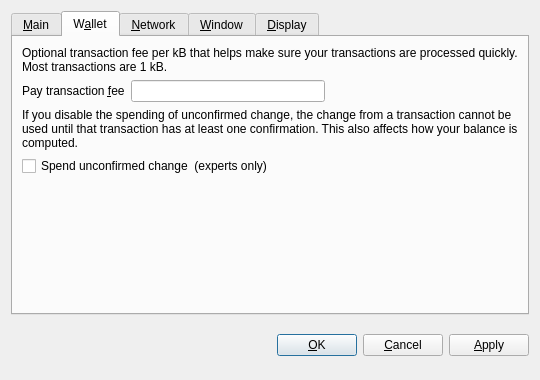
First picture: the form in src/qt/forms/optionsdialog.ui, repository zarGonnn/reddcoin, before the edit.
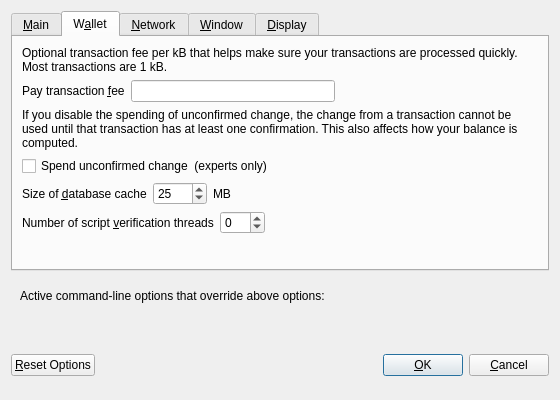
Second picture: the form after the edit. The open tabs and pages were chosen to show the change. Custom widgets are drawn as their Qt base class.

Commit message: [Qt] massive options/settings rework (no core changes)

Diff of the .ui file:
```diff
--- a/src/qt/forms/optionsdialog.ui
+++ b/src/qt/forms/optionsdialog.ui
@@ -6,8 +6,8 @@
    <rect>
     <x>0</x>
     <y>0</y>
-    <width>540</width>
-    <height>380</height>
+    <width>560</width>
+    <height>400</height>
    </rect>
   </property>
   <property name="windowTitle">
@@ -19,9 +19,6 @@
   <layout class="QVBoxLayout" name="verticalLayout">
    <item>
     <widget class="QTabWidget" name="tabWidget">
-     <property name="tabPosition">
-      <enum>QTabWidget::North</enum>
-     </property>
      <property name="currentIndex">
       <number>0</number>
      </property>
@@ -154,7 +151,103 @@
         </widget>
        </item>
        <item>
-        <spacer name="verticalSpacer">
+        <layout class="QHBoxLayout" name="horizontalLayout_2_Main">
+         <item>
+          <widget class="QLabel" name="databaseCacheLabel">
+           <property name="text">
+            <string>Size of &amp;database cache</string>
+           </property>
+           <property name="textFormat">
+            <enum>Qt::PlainText</enum>
+           </property>
+           <property name="buddy">
+            <cstring>databaseCache</cstring>
+           </property>
+          </widget>
+         </item>
+         <item>
+          <widget class="QSpinBox" name="databaseCache">
+           <property name="toolTip">
+            <string>Set database cache size in megabytes (default: 25)</string>
+           </property>
+           <property name="maximum">
+            <number>1024</number>
+           </property>
+           <property name="value">
+            <number>25</number>
+           </property>
+          </widget>
+         </item>
+         <item>
+          <widget class="QLabel" name="databaseCacheUnitLabel">
+           <property name="text">
+            <string>MB</string>
+           </property>
+           <property name="textFormat">
+            <enum>Qt::PlainText</enum>
+           </property>
+          </widget>
+         </item>
+         <item>
+          <spacer name="horizontalSpacer_2_Main">
+           <property name="orientation">
+            <enum>Qt::Horizontal</enum>
+           </property>
+           <property name="sizeHint" stdset="0">
+            <size>
+             <width>40</width>
+             <height>20</height>
+            </size>
+           </property>
+          </spacer>
+         </item>
+        </layout>
+       </item>
+       <item>
+        <layout class="QHBoxLayout" name="horizontalLayout_3_Main">
+         <item>
+          <widget class="QLabel" name="threadsScriptVerifLabel">
+           <property name="text">
+            <string>Number of script &amp;verification threads</string>
+           </property>
+           <property name="textFormat">
+            <enum>Qt::PlainText</enum>
+           </property>
+           <property name="buddy">
+            <cstring>threadsScriptVerif</cstring>
+           </property>
+          </widget>
+         </item>
+         <item>
+          <widget class="QSpinBox" name="threadsScriptVerif">
+           <property name="toolTip">
+            <string>Set the number of script verification threads (up to 16, 0 = auto, &lt;0 = leave that many cores free, default: 0)</string>
+           </property>
+           <property name="minimum">
+            <number>-16</number>
+           </property>
+           <property name="maximum">
+            <number>16</number>
+           </property>
+          </widget>
+         </item>
+         <item>
+          <spacer name="horizontalSpacer_3_Main">
+           <property name="orientation">
+            <enum>Qt::Horizontal</enum>
+           </property>
+           <property name="sizeHint" stdset="0">
+            <size>
+             <width>40</width>
+             <height>20</height>
+            </size>
+           </property>
+          </spacer>
+         </item>
+        </layout>
+       </item>
+       <item>
+        <spacer name="verticalSpacer_Main">
          <property name="orientation">
           <enum>Qt::Vertical</enum>
          </property>
@@ -427,8 +520,67 @@
      </widget>
     </widget>
    </item>
+   <item>
+    <widget class="QFrame" name="frame">
+     <layout class="QVBoxLayout" name="verticalLayout_Bottom">
+      <item>
+       <layout class="QHBoxLayout" name="horizontalLayout_Bottom">
+        <item>
+         <widget class="QLabel" name="overriddenByCommandLineInfoLabel">
+          <property name="text">
+           <string>Active command-line options that override above options: </string>
+          </property>
+          <property name="textFormat">
+           <enum>Qt::PlainText</enum>
+          </property>
+         </widget>
+        </item>
+        <item>
+         <spacer name="horizontalSpacer_Bottom">
+          <property name="orientation">
+           <enum>Qt::Horizontal</enum>
+          </property>
+          <property name="sizeHint" stdset="0">
+           <size>
+            <width>40</width>
+            <height>20</height>
+           </size>
+          </property>
+         </spacer>
+        </item>
+       </layout>
+      </item>
+      <item>
+       <widget class="QLabel" name="overriddenByCommandLineLabel">
+        <property name="text">
+         <string/>
+        </property>
+        <property name="textFormat">
+         <enum>Qt::PlainText</enum>
+        </property>
+        <property name="wordWrap">
+         <bool>true</bool>
+        </property>
+       </widget>
+      </item>
+     </layout>
+    </widget>
+   </item>
    <item>
     <layout class="QHBoxLayout" name="horizontalLayout_Buttons">
+     <item>
+      <widget class="QPushButton" name="resetButton">
+       <property name="toolTip">
+        <string>Reset all client options to default.</string>
+       </property>
+       <property name="text">
+        <string>&amp;Reset Options</string>
+       </property>
+       <property name="autoDefault">
+        <bool>false</bool>
+       </property>
+      </widget>
+     </item>
      <item>
       <spacer name="horizontalSpacer_1">
        <property name="orientation">
@@ -444,6 +596,12 @@
      </item>
      <item>
       <widget class="QLabel" name="statusLabel">
+       <property name="minimumSize">
+        <size>
+         <width>200</width>
+         <height>0</height>
+        </size>
+       </property>
        <property name="font">
         <font>
          <weight>75</weight>
@@ -491,16 +649,6 @@
        </property>
       </widget>
      </item>
-     <item>
-      <widget class="QPushButton" name="applyButton">
-       <property name="text">
-        <string>&amp;Apply</string>
-       </property>
-       <property name="autoDefault">
-        <bool>false</bool>
-       </property>
-      </widget>
-     </item>
     </layout>
    </item>
   </layout>
@@ -510,17 +658,18 @@
    <class>BitcoinAmountField</class>
    <extends>QLineEdit</extends>
    <header>bitcoinamountfield.h</header>
+   <container>1</container>
+  </customwidget>
+  <customwidget>
+   <class>QValidatedLineEdit</class>
+   <extends>QLineEdit</extends>
+   <header>qvalidatedlineedit.h</header>
   </customwidget>
   <customwidget>
    <class>QValueComboBox</class>
    <extends>QComboBox</extends>
    <header>qvaluecombobox.h</header>
   </customwidget>
-  <customwidget>
-   <class>QValidatedLineEdit</class>
-   <extends>QLineEdit</extends>
-   <header>qvalidatedlineedit.h</header>
-  </customwidget>
  </customwidgets>
  <resources/>
  <connections/>
```
Left out of the diff: 22 changed lines with no effect on the pictures. The commit also changes 4 other files.
